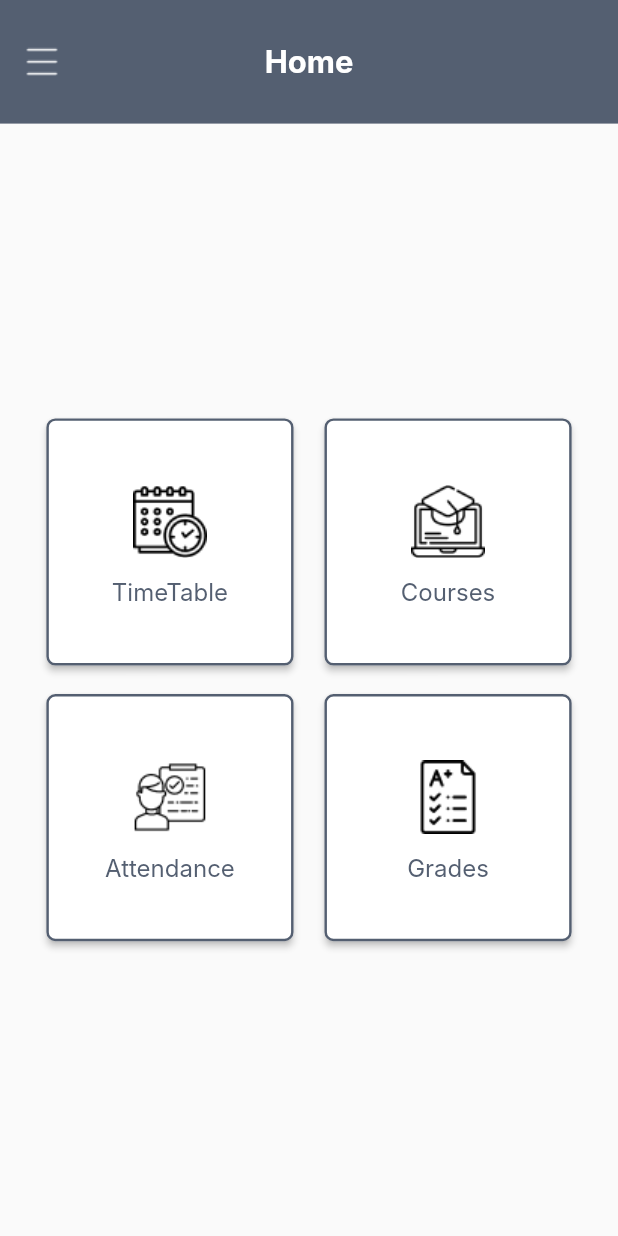
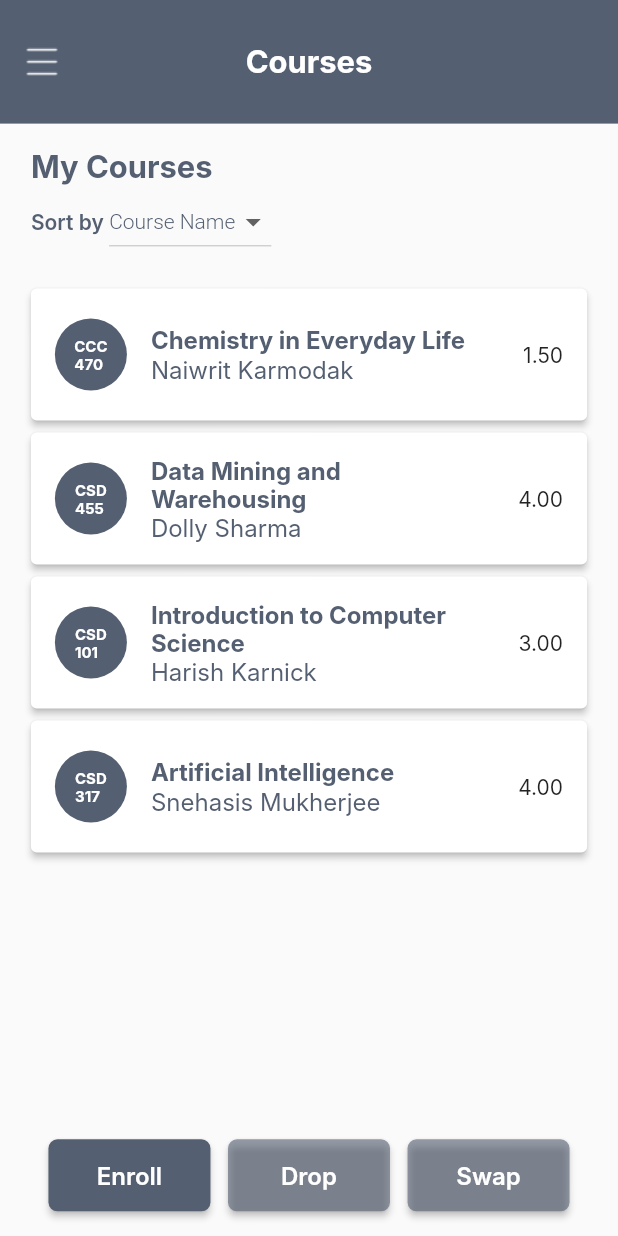
Before and after one commit to d3v1na/erp2-app, a Flutter app: the screen it shows after launch, on a phone screen of 412 x 824 dp. Run offline on Flutter 3.47's test engine with Material 2 defaults, Android fonts, the phone set to English and light mode, and no system bars; Roboto replaces fonts that are missing (Inter).

Commit message:
course list screen

```diff
--- a/lib/main.dart
+++ b/lib/main.dart
@@ -1,3 +1,4 @@
+import 'package:erp2_app/screens/course_list.dart';
 import 'package:flutter/material.dart';
 import 'package:erp2_app/screens/welcome.dart';
 import 'package:erp2_app/screens/dashboard.dart';
@@ -17,7 +18,7 @@ class MyApp extends StatelessWidget {
       theme: ThemeData(
         fontFamily: 'Inter',
       ),
-      home: const dashboard(),
+      home: const CourseList(),
     );
   }
 }
--- /dev/null
+++ b/lib/models/course.dart
@@ -0,0 +1,13 @@
+
+class Course {
+  final String name;
+  final String instructor;
+  final String credits;
+  final String code;
+
+  Course(
+      {required this.name,
+      required this.instructor,
+      required this.credits,
+      required this.code});
+}
--- /dev/null
+++ b/lib/models/my_courses.dart
@@ -0,0 +1,32 @@
+import 'package:flutter/material.dart';
+
+import 'course.dart';
+
+  List<Course> myCourses = [
+    Course(
+      name: "Chemistry in Everyday Life",
+      instructor: "Naiwrit Karmodak",
+      credits: "1.50",
+      code: "CCC\n470",
+    ),
+    Course(
+      name: "Data Mining and Warehousing",
+      instructor: "Dolly Sharma",
+      credits: "4.00",
+      code: "CSD\n455",
+    ),
+    Course(
+      name: "Introduction to Computer Science",
+      instructor: "Harish Karnick",
+      credits: "3.00",
+      code: "CSD\n101",
+    ),
+    Course(
+      name: "Artificial Intelligence",
+      instructor: "Snehasis Mukherjee",
+      credits: "4.00",
+      code: "CSD\n317",
+    ),
+  ];
+
+  List<Course> get courses => myCourses;
--- /dev/null
+++ b/lib/screens/course_list.dart
@@ -0,0 +1,259 @@
+import 'package:erp2_app/models/course.dart';
+import 'package:flutter/material.dart';
+import 'package:erp2_app/models/my_courses.dart';
+
+class CourseList extends StatefulWidget {
+  const CourseList({Key? key}) : super(key: key);
+
+  @override
+  _CourseListState createState() => _CourseListState();
+}
+
+class _CourseListState extends State<CourseList> {
+  String selectedSortOption = 'Course Name';
+  List<String> sortOptions = ['Course Name', 'Instructor', 'Credits'];
+
+  // Function to sort courses based on the selected sorting option
+  void _sortCoursesBy(String sortOption) {
+    setState(() {
+      selectedSortOption = sortOption;
+      courses.sort((a, b) {
+        if (sortOption == 'Course Name') {
+          return a.name.compareTo(b.name);
+        } else if (sortOption == 'Instructor') {
+          return a.instructor.compareTo(b.instructor);
+        } else if (sortOption == 'Credits') {
+          // Convert credits to double for proper sorting
+          double creditsA = double.parse(a.credits);
+          double creditsB = double.parse(b.credits);
+          return creditsA.compareTo(creditsB);
+        }
+        return 0; // Default case
+      });
+    });
+  }
+
+  @override
+  Widget build(BuildContext context) {
+    double height = MediaQuery.of(context).size.height;
+    double width = MediaQuery.of(context).size.width;
+
+    return Scaffold(
+      appBar: AppBar(
+        backgroundColor: const Color(0xff545F71),
+        toolbarHeight: height * 0.1,
+        elevation: 0,
+        centerTitle: true,
+        title: Text(
+          "Courses",
+          style: TextStyle(
+            color: Colors.white,
+            fontSize: width * 0.05,
+            fontWeight: FontWeight.w700,
+          ),
+        ),
+        leading: IconButton(
+          icon: Image.asset(
+            'assets/notes.png',
+            height: height * 0.5,
+          ),
+          onPressed: () {
+            // Handle icon button click here
+          },
+        ),
+      ),
+      body: Padding(
+        padding: EdgeInsets.symmetric(
+          horizontal: width * 0.05,
+          vertical: height * 0.02,
+        ),
+        child: Column(
+          crossAxisAlignment: CrossAxisAlignment.start,
+          children: [
+            // My Courses heading
+            Text(
+              "My Courses",
+              style: TextStyle(
+                color: const Color(0xff545F71),
+                fontSize: width * 0.05,
+                fontWeight: FontWeight.w700,
+              ),
+            ),
+
+            // "Sort by" text
+            Row(
+              children: [
+                const Text(
+                  "Sort by ",
+                  style: TextStyle(
+                    color: Color(0xff545F71),
+                    fontSize: 14,
+                    fontWeight: FontWeight.w600,
+                  ),
+                ),
+
+                // Sorting dropdown menu
+                DropdownButton<String>(
+                  style: TextStyle(
+                    color: const Color(0xff545F71),
+                    fontSize: 14,
+                    fontWeight: FontWeight.w300,
+                  ),
+                  value: selectedSortOption,
+                  onChanged: (String? newValue) {
+                    if (newValue != null) {
+                      _sortCoursesBy(newValue);
+                    }
+                  },
+                  items: sortOptions.map((String option) {
+                    return DropdownMenuItem<String>(
+                      value: option,
+                      child: Text(option),
+                    );
+                  }).toList(),
+                ),
+              ],
+            ),
+
+            SizedBox(height: height * 0.02),
+            Expanded(
+              child: ListView.builder(
+                itemCount: courses.length,
+                itemBuilder: (context, index) {
+                  Course course = courses[index];
+                  return Card(
+                    margin: const EdgeInsets.symmetric(vertical: 4),
+                    elevation: 2,
+                    child: ListTile(
+                      contentPadding: const EdgeInsets.symmetric(
+                        horizontal: 16,
+                        vertical: 8,
+                      ),
+                      leading: CircleAvatar(
+                          backgroundColor: const Color(0xff545F71),
+                          radius: 24,
+                          child: Container(
+                            alignment: Alignment.center,
+                            child: Text(
+                              course.code,
+                              style: TextStyle(
+                                fontSize: 10,
+                                fontWeight: FontWeight.w700,
+                                color: Colors.white,
+                              ),
+                            ),
+                          )),
+                      title: Text(
+                        course.name,
+                        style: TextStyle(
+                          fontSize: 16,
+                          fontWeight: FontWeight.w700,
+                          color: const Color(0xff545F71),
+                        ),
+                      ),
+                      subtitle: Text(
+                        course.instructor,
+                        style: TextStyle(
+                          fontSize: 16,
+                          fontWeight: FontWeight.w400,
+                          color: const Color(0xff545F71),
+                        ),
+                      ),
+                      trailing: Text(course.credits),
+                    ),
+                  );
+                },
+              ),
+            ),
+
+            Row(
+              // 3 buttons
+              mainAxisAlignment: MainAxisAlignment.spaceEvenly,
+              children: [
+                //button 1 for enroll
+                ElevatedButton(
+                  onPressed: () {
+                    // Handle button click here
+                  },
+                  child: Text(
+                    "Enroll",
+                    style: TextStyle(
+                      color: Colors.white,
+                      fontSize: 16,
+                      fontWeight: FontWeight.w600,
+                    ),
+                  ),
+                  style: ElevatedButton.styleFrom(
+
+                    minimumSize: Size(108, 48),
+                    primary: const Color(0xff545F71),
+                    padding: const EdgeInsets.symmetric(
+                      horizontal: 16,
+                      vertical: 13,
+                    ),
+                    shape: RoundedRectangleBorder(
+                      borderRadius: BorderRadius.circular(6),
+                    ),
+                  ),
+                ),
+
+                //button 2 for drop
+                ElevatedButton(
+                  onPressed: () {
+                    // Handle button click here
+                  },
+                  child: Text(
+                    "Drop",
+                    style: TextStyle(
+                      color: Colors.white,
+                      fontSize: 16,
+                      fontWeight: FontWeight.w600,
+                    ),
+                  ),
+                  style: ElevatedButton.styleFrom(
+                    minimumSize: Size(108, 48),
+                    primary: Color.fromARGB(153, 84, 95, 113),
+                    padding: const EdgeInsets.symmetric(
+                      horizontal: 16,
+                      vertical: 13,
+                    ),
+                    shape: RoundedRectangleBorder(
+                      borderRadius: BorderRadius.circular(6),
+                    ),
+                  ),
+                ),
+
+                //button 3 for swap
+                ElevatedButton(
+                  onPressed: () {
+                    // Handle button click here
+                  },
+                  child: Text(
+                    "Swap",
+                    style: TextStyle(
+                      color: Colors.white,
+                      fontSize: 16,
+                      fontWeight: FontWeight.w600,
+                    ),
+                  ),
+                  style: ElevatedButton.styleFrom(
+                    minimumSize: Size(108, 48),
+                    primary: Color.fromARGB(153, 84, 95, 113),
+                    padding: const EdgeInsets.symmetric(
+                      horizontal: 16,
+                      vertical: 13,
+                    ),
+                    shape: RoundedRectangleBorder(
+                      borderRadius: BorderRadius.circular(6),
+                    ),
+                  ),
+                ),
+              ],
+            )
+          ],
+
+        ),
+      ),
+    );
+  }
+}
--- a/lib/screens/welcome.dart
+++ b/lib/screens/welcome.dart
@@ -98,7 +98,7 @@ class _WelcomeState extends State<Welcome> {
                             _passwordVisible
                                 ? Icons.visibility
                                 : Icons.visibility_off,
-                            color: Color(0xFF545F71),
+                            color: const Color(0xFF545F71),
                           ),
                         ),
                       ),
@@ -115,7 +115,7 @@ class _WelcomeState extends State<Welcome> {
                     child: ElevatedButton(
                       onPressed: () {},
                       style: ElevatedButton.styleFrom(
-                          backgroundColor: Color(0xFF545F71)),
+                          backgroundColor: const Color(0xFF545F71)),
                       child: const Row(
                         mainAxisAlignment: MainAxisAlignment.center,
                         children: [
--- a/pubspec.yaml
+++ b/pubspec.yaml
@@ -35,6 +35,7 @@ dependencies:
   # The following adds the Cupertino Icons font to your application.
   # Use with the CupertinoIcons class for iOS style icons.
   cupertino_icons: ^1.0.2
+  provider:
 
 dev_dependencies:
   flutter_test:
```
Also changed, not shown: assets/sort-descending.png (added), assets/sort.png (added), pubspec.lock.
